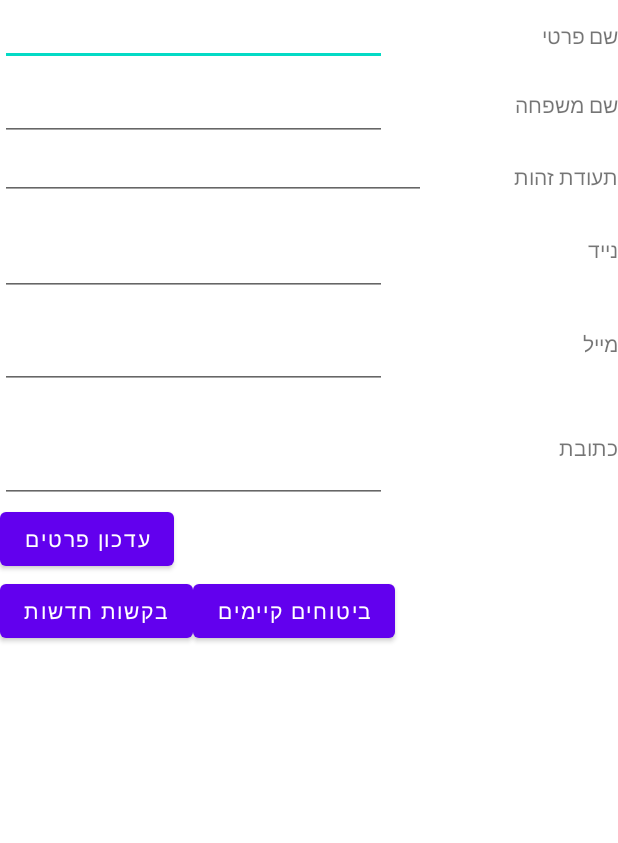
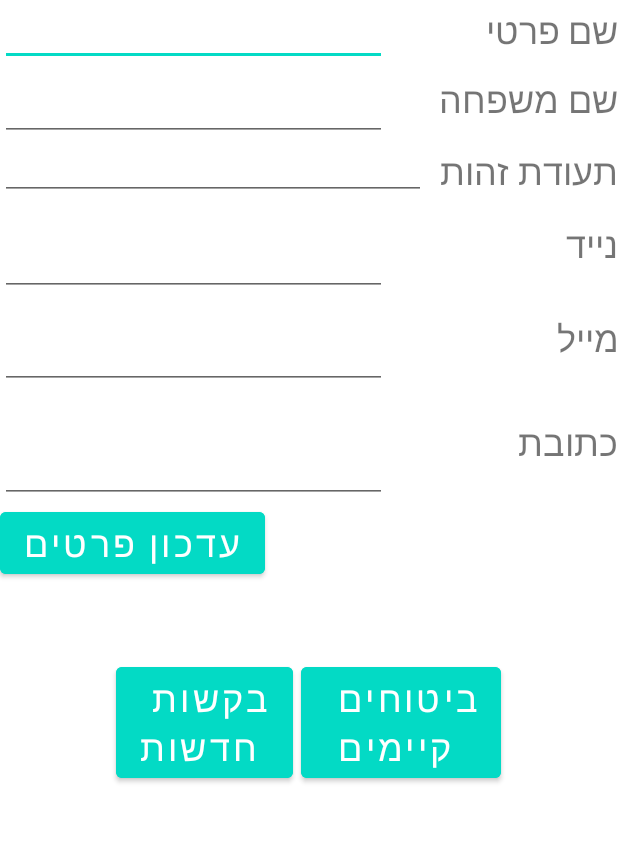
Before and after one commit to NoaReu/MyAgent, an Android app: the fragment CustomerInfoAtAgent shown on its own in the app's theme, on a phone screen of 412 x 824 dp, the part 276-1119 px from its top. Run offline under Robolectric (Android 15) with nearby library versions, the phone set to English and light mode, and no system bars.

Commit message:
_customer_info_at_agent

```diff
--- a/app/src/main/res/layout/fragment_create_new_user.xml
+++ b/app/src/main/res/layout/fragment_create_new_user.xml
@@ -209,8 +209,7 @@
                 android:text="@string/confirm_btn"
                 android:layout_gravity="center"
                 android:backgroundTint="@color/teal_200"
-android:textSize="30dp"
-
+                android:textSize="30dp"
                 />
         </LinearLayout>
     </LinearLayout>
--- a/app/src/main/res/layout/fragment_customer_info_at_agent.xml
+++ b/app/src/main/res/layout/fragment_customer_info_at_agent.xml
@@ -66,7 +66,8 @@
                     android:layout_width="match_parent"
                     android:layout_height="wrap_content"
                     android:layout_weight="1"
-                    android:text="שם פרטי" />
+                    android:text="שם פרטי"
+                    android:textSize="24dp"/>
 
 
             </LinearLayout>
@@ -86,6 +87,7 @@
                     android:layout_width="match_parent"
                     android:layout_height="wrap_content"
                     android:layout_weight="1"
+                    android:textSize="24dp"
                     android:text="שם משפחה" />
 
             </LinearLayout>
@@ -104,6 +106,7 @@
                     android:layout_width="342dp"
                     android:layout_height="wrap_content"
                     android:layout_weight="1"
+                    android:textSize="24dp"
                     android:text="תעודת זהות" />
 
 
@@ -122,6 +125,7 @@
                     android:id="@+id/phone_number_customer_info_at_agent_text"
                     android:layout_width="match_parent"
                     android:layout_height="wrap_content"
+                    android:textSize="24dp"
                     android:layout_weight="1"
                     android:text="נייד" />
 
@@ -140,6 +144,7 @@
                     android:id="@+id/mail_address_customer_info_at_agent_text"
                     android:layout_width="match_parent"
                     android:layout_height="wrap_content"
+                    android:textSize="24dp"
                     android:layout_weight="1"
                     android:text="מייל" />
 
@@ -158,6 +163,7 @@
                     android:id="@+id/address_customer_info_at_agent_text"
                     android:layout_width="match_parent"
                     android:layout_height="wrap_content"
+                    android:textSize="24dp"
                     android:layout_weight="1"
                     android:text="כתובת" />
 
@@ -169,6 +175,8 @@
             <Button
                 android:layout_width="wrap_content"
                 android:layout_height="wrap_content"
+                android:backgroundTint="@color/teal_200"
+                android:textSize="24dp"
                 android:text="עדכון פרטים"
                 />
 
@@ -176,17 +184,26 @@
             <LinearLayout
                 android:layout_width="match_parent"
                 android:layout_height="wrap_content"
-                android:orientation="horizontal">
+                android:orientation="horizontal"
+                android:gravity="center"
+                android:layout_marginTop="50dp">
 
                 <Button
                     android:layout_width="wrap_content"
                     android:layout_height="wrap_content"
-                    android:text="בקשות חדשות"/>
+                    android:text="בקשות \n חדשות"
+                    android:textSize="24dp"
+                    android:layout_marginRight="5dp"
+
+                    android:backgroundTint="@color/teal_200"
+                    />
 
                 <Button
                     android:layout_width="wrap_content"
                     android:layout_height="wrap_content"
-                    android:text="ביטוחים קיימים"/>
+                    android:textSize="24dp"
+                    android:backgroundTint="@color/teal_200"
+                    android:text="ביטוחים \n קיימים"/>
 
             </LinearLayout>
         </LinearLayout>
```
